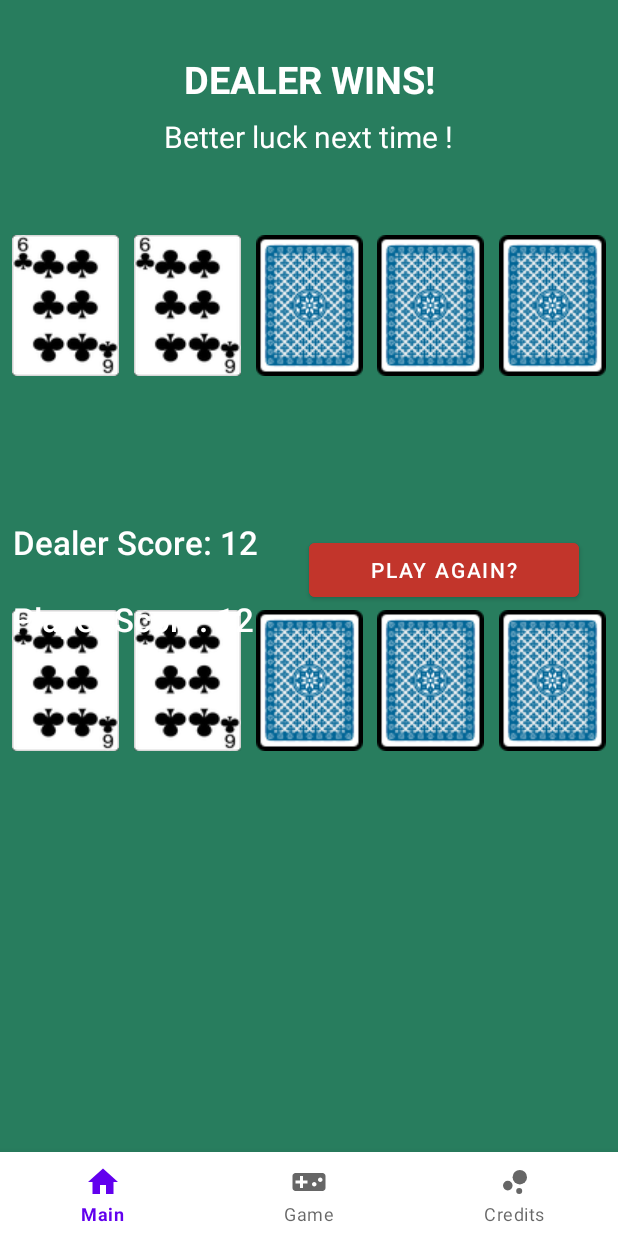
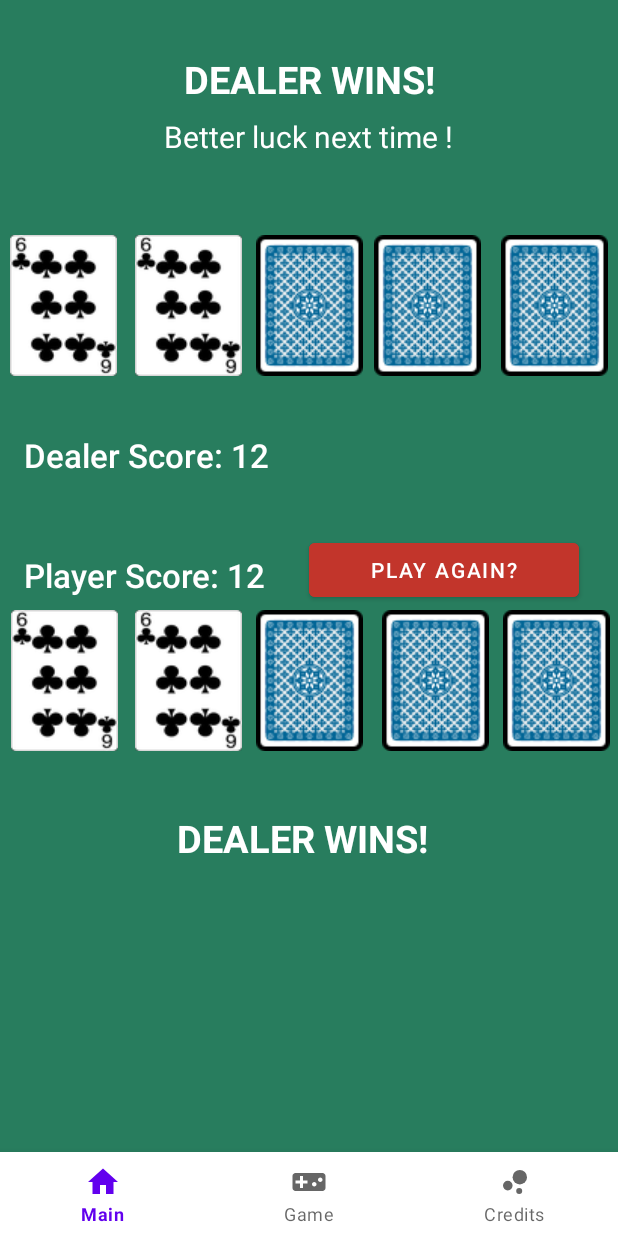
Before and after one commit to kayce5/BlackjackApp, an Android app: the GameFragment screen opened through its navigation route, after a tap on "STAY", on a phone screen of 412 x 824 dp. Run offline under Robolectric (Android 15) with nearby library versions, the phone set to English and light mode, and no system bars; our stand-ins replace navigation-ui; 1 other tap on this screen came first.

Commit message:
Design Changes

```diff
--- a/app/src/main/java/ca/nscc/blackjackapp/ui/game/GameFragment.java
+++ b/app/src/main/java/ca/nscc/blackjackapp/ui/game/GameFragment.java
@@ -28,7 +28,7 @@ import java.util.List;
 import java.util.Random;
 
 public class GameFragment extends Fragment {
-   private TextView playerName, scoreLbl, dealerScoreLbl, topMessage;
+   private TextView playerName, scoreLbl, dealerScoreLbl, topMessage, bottomMessage;
    private Button btnStart, btnHit, btnStay, btnPlayAgain;
    private ImageView dealer1, dealer2, dealer3, dealer4, dealer5, player1, player2, player3, player4, player5;
 
@@ -90,7 +90,7 @@ public class GameFragment extends Fragment {
         scoreLbl = (TextView) root.findViewById(R.id.scoreLbl);
         dealerScoreLbl = (TextView) root.findViewById(R.id.dealerScoreLbl);
         topMessage = (TextView) root.findViewById(R.id.topMessage);
-
+        bottomMessage = (TextView) root.findViewById(R.id.bottomMessage);
 
         dealerArray[0] = dealer1;
         dealerArray[1] = dealer2;
@@ -711,6 +711,7 @@ public class GameFragment extends Fragment {
         dealerScoreLbl.setText("Dealer Score: 0");
         scoreLbl.setText("Player Score: 0");
         topMessage.setText("Let Play Blackjack");
+        bottomMessage.setVisibility(View.INVISIBLE);
         playerName.setText("Good luck " + name);
 
         for(int i = 0; i < 5; i++) {
@@ -737,6 +738,8 @@ public class GameFragment extends Fragment {
             if(dealerScore >= playerScore){
                 //Toast.makeText(getContext(), "DEALER WINS", Toast.LENGTH_SHORT).show();
                 topMessage.setText("DEALER WINS!");
+                bottomMessage.setText("DEALER WINS!");
+                bottomMessage.setVisibility(View.VISIBLE);
                 playerName.setText("Better luck next time " + name + "!");
                 endGame();
                 break;
@@ -976,6 +979,8 @@ public class GameFragment extends Fragment {
             if(dealerScore > 21) {
                 //Toast.makeText(getContext(), "BUST", Toast.LENGTH_SHORT).show();
                 topMessage.setText("PLAYER WINS!");
+                bottomMessage.setText("PLAYER WINS!");
+                bottomMessage.setVisibility(View.VISIBLE);
                 playerName.setText("You won " + name + "!");
                 endGame();
                 break;
@@ -1219,16 +1224,12 @@ public class GameFragment extends Fragment {
         if(playerScore > 21){
             //Toast.makeText(getContext(), "BUST", Toast.LENGTH_SHORT).show();
             topMessage.setText("DEALER WINS!");
+            bottomMessage.setText("DEALER WINS!");
+            bottomMessage.setVisibility(View.VISIBLE);
             playerName.setText("Better luck next time " + name + "!");
             endGame();
         }
     }
-
-
-
-
-
-
 
 
 
--- a/app/src/main/res/layout/fragment_game.xml
+++ b/app/src/main/res/layout/fragment_game.xml
@@ -10,13 +10,15 @@
 
     <ImageView
         android:id="@+id/playerBack4"
-        android:visibility="invisible"
         android:layout_width="wrap_content"
         android:layout_height="wrap_content"
+        android:layout_marginStart="13dp"
         android:layout_marginTop="156dp"
         android:layout_marginEnd="10dp"
         android:src="@drawable/back_card"
+        android:visibility="invisible"
         app:layout_constraintEnd_toStartOf="@+id/playerBack5"
+        app:layout_constraintStart_toEndOf="@+id/playerBack3"
         app:layout_constraintTop_toBottomOf="@+id/dealerBack4"
         app:srcCompat="@drawable/back_card" />
 
@@ -24,7 +26,7 @@
         android:id="@+id/btnStay"
         android:layout_width="110dp"
         android:layout_height="wrap_content"
-        android:layout_marginTop="12dp"
+        android:layout_marginTop="40dp"
         android:backgroundTint="@color/button"
         android:text="Stay"
         android:visibility="invisible"
@@ -37,35 +39,42 @@
         android:id="@+id/btnHit"
         android:layout_width="110dp"
         android:layout_height="wrap_content"
-        android:layout_marginTop="12dp"
+        android:layout_marginStart="50dp"
+        android:layout_marginTop="40dp"
         android:layout_marginEnd="68dp"
         android:backgroundTint="@color/button"
         android:text="Hit"
         android:visibility="invisible"
         app:layout_constraintEnd_toStartOf="@+id/btnStay"
+        app:layout_constraintHorizontal_bias="1.0"
+        app:layout_constraintStart_toStartOf="parent"
         app:layout_constraintTop_toBottomOf="@+id/playerBack2" />
 
     <ImageView
-        android:visibility="invisible"
         android:id="@+id/playerBack5"
         android:layout_width="wrap_content"
         android:layout_height="wrap_content"
+        android:layout_marginStart="100dp"
         android:layout_marginTop="156dp"
-        android:layout_marginEnd="8dp"
+        android:layout_marginEnd="12dp"
         android:src="@drawable/back_card"
+        android:visibility="invisible"
         app:layout_constraintEnd_toEndOf="parent"
+        app:layout_constraintStart_toEndOf="@+id/playerBack3"
         app:layout_constraintTop_toBottomOf="@+id/dealerBack5"
         app:srcCompat="@drawable/back_card" />
 
     <ImageView
-        android:visibility="invisible"
         android:id="@+id/playerBack1"
         android:layout_width="wrap_content"
         android:layout_height="wrap_content"
+        android:layout_marginStart="10dp"
         android:layout_marginTop="156dp"
-        android:layout_marginEnd="10dp"
+        android:layout_marginEnd="95dp"
         android:src="@drawable/back_card"
-        app:layout_constraintEnd_toStartOf="@+id/playerBack2"
+        android:visibility="invisible"
+        app:layout_constraintEnd_toStartOf="@+id/playerBack3"
+        app:layout_constraintStart_toStartOf="parent"
         app:layout_constraintTop_toBottomOf="@+id/dealerBack1" />
 
     <ImageView
@@ -81,14 +90,16 @@
         app:srcCompat="@drawable/back_card" />
 
     <ImageView
-        android:visibility="invisible"
         android:id="@+id/playerBack2"
         android:layout_width="wrap_content"
         android:layout_height="wrap_content"
+        android:layout_marginStart="12dp"
         android:layout_marginTop="156dp"
         android:layout_marginEnd="10dp"
         android:src="@drawable/back_card"
+        android:visibility="invisible"
         app:layout_constraintEnd_toStartOf="@+id/playerBack3"
+        app:layout_constraintStart_toEndOf="@+id/playerBack1"
         app:layout_constraintTop_toBottomOf="@+id/dealerBack2"
         app:srcCompat="@drawable/back_card" />
 
@@ -121,68 +132,77 @@
         app:layout_constraintVertical_bias="0.045" />
 
     <ImageView
-        android:visibility="invisible"
         android:id="@+id/dealerBack4"
         android:layout_width="wrap_content"
         android:layout_height="wrap_content"
+        android:layout_marginStart="10dp"
         android:layout_marginTop="52dp"
         android:layout_marginEnd="10dp"
         android:src="@drawable/back_card"
+        android:visibility="invisible"
         app:layout_constraintEnd_toStartOf="@+id/dealerBack5"
+        app:layout_constraintStart_toEndOf="@+id/dealerBack3"
         app:layout_constraintTop_toBottomOf="@+id/playerName"
         app:srcCompat="@drawable/back_card" />
 
     <ImageView
-        android:visibility="invisible"
         android:id="@+id/dealerBack3"
         android:layout_width="wrap_content"
         android:layout_height="wrap_content"
         android:layout_marginTop="52dp"
         android:src="@drawable/back_card"
+        android:visibility="invisible"
         app:layout_constraintEnd_toEndOf="parent"
         app:layout_constraintStart_toStartOf="parent"
         app:layout_constraintTop_toBottomOf="@+id/playerName"
         app:srcCompat="@drawable/back_card" />
 
     <ImageView
-        android:visibility="invisible"
         android:id="@+id/dealerBack5"
         android:layout_width="wrap_content"
         android:layout_height="wrap_content"
+        android:layout_marginStart="3dp"
         android:layout_marginTop="52dp"
-        android:layout_marginEnd="8dp"
+        android:layout_marginEnd="10dp"
         android:src="@drawable/back_card"
+        android:visibility="invisible"
         app:layout_constraintEnd_toEndOf="parent"
+        app:layout_constraintStart_toEndOf="@+id/dealerBack4"
         app:layout_constraintTop_toBottomOf="@+id/playerName"
         app:srcCompat="@drawable/back_card" />
 
     <ImageView
-        android:visibility="invisible"
         android:id="@+id/dealerBack2"
         android:layout_width="wrap_content"
         android:layout_height="wrap_content"
+        android:layout_marginStart="12dp"
         android:layout_marginTop="52dp"
         android:layout_marginEnd="10dp"
         android:src="@drawable/back_card"
+        android:visibility="invisible"
         app:layout_constraintEnd_toStartOf="@+id/dealerBack3"
+        app:layout_constraintStart_toEndOf="@+id/dealerBack1"
         app:layout_constraintTop_toBottomOf="@+id/playerName"
         app:srcCompat="@drawable/back_card" />
 
     <ImageView
-        android:visibility="invisible"
         android:id="@+id/dealerBack1"
         android:layout_width="wrap_content"
         android:layout_height="wrap_content"
+        android:layout_marginStart="4dp"
         android:layout_marginTop="52dp"
-        android:layout_marginEnd="10dp"
         android:src="@drawable/back_card"
-        app:layout_constraintEnd_toStartOf="@+id/dealerBack2"
+        android:visibility="invisible"
+        app:layout_constraintEnd_toStartOf="@+id/dealerBack3"
+        app:layout_constraintHorizontal_bias="0.031"
+        app:layout_constraintStart_toStartOf="parent"
         app:layout_constraintTop_toBottomOf="@+id/playerName" />
 
     <TextView
         android:id="@+id/scoreLbl"
         android:layout_width="205dp"
         android:layout_height="39dp"
+        android:layout_marginBottom="68dp"
         android:text="Score: 0"
         android:textAppearance="@style/TextAppearance.AppCompat.Body2"
         android:textColor="#FFFFFF"
@@ -190,16 +210,17 @@
         android:visibility="invisible"
         app:layout_constraintBottom_toBottomOf="parent"
         app:layout_constraintEnd_toEndOf="parent"
-        app:layout_constraintHorizontal_bias="0.043"
+        app:layout_constraintHorizontal_bias="0.077"
         app:layout_constraintStart_toStartOf="parent"
-        app:layout_constraintTop_toTopOf="parent"
-        app:layout_constraintVertical_bias="0.507" />
+        app:layout_constraintTop_toBottomOf="@+id/dealerBack2"
+        app:layout_constraintVertical_bias="0.253" />
 
     <TextView
         android:id="@+id/dealerScoreLbl"
         android:layout_width="205dp"
         android:layout_height="39dp"
-        android:layout_marginBottom="12dp"
+        android:layout_marginTop="15dp"
+        android:layout_marginBottom="8dp"
         android:text="Dealer Score: 0"
         android:textAppearance="@style/TextAppearance.AppCompat.Body2"
         android:textColor="#FFFFFF"
@@ -207,8 +228,10 @@
         android:visibility="invisible"
         app:layout_constraintBottom_toTopOf="@+id/scoreLbl"
         app:layout_constraintEnd_toEndOf="parent"
-        app:layout_constraintHorizontal_bias="0.043"
-        app:layout_constraintStart_toStartOf="parent" />
+        app:layout_constraintHorizontal_bias="0.077"
+        app:layout_constraintStart_toStartOf="parent"
+        app:layout_constraintTop_toBottomOf="@+id/dealerBack2"
+        app:layout_constraintVertical_bias="0.411" />
 
     <Button
         android:backgroundTint="@color/button"
@@ -236,4 +259,20 @@
         app:layout_constraintTop_toTopOf="parent"
         app:layout_constraintVertical_bias="0.459" />
 
+    <TextView
+        android:id="@+id/bottomMessage"
+        android:layout_width="wrap_content"
+        android:layout_height="34dp"
+        android:layout_marginTop="472dp"
+        android:gravity="center"
+        android:text="Lets Play Blackjack "
+        android:textColor="@color/white"
+        android:textSize="25sp"
+        android:textStyle="bold"
+        android:visibility="invisible"
+        app:layout_constraintEnd_toEndOf="parent"
+        app:layout_constraintHorizontal_bias="0.483"
+        app:layout_constraintStart_toStartOf="parent"
+        app:layout_constraintTop_toBottomOf="@+id/topMessage" />
+
 </androidx.constraintlayout.widget.ConstraintLayout>
```
